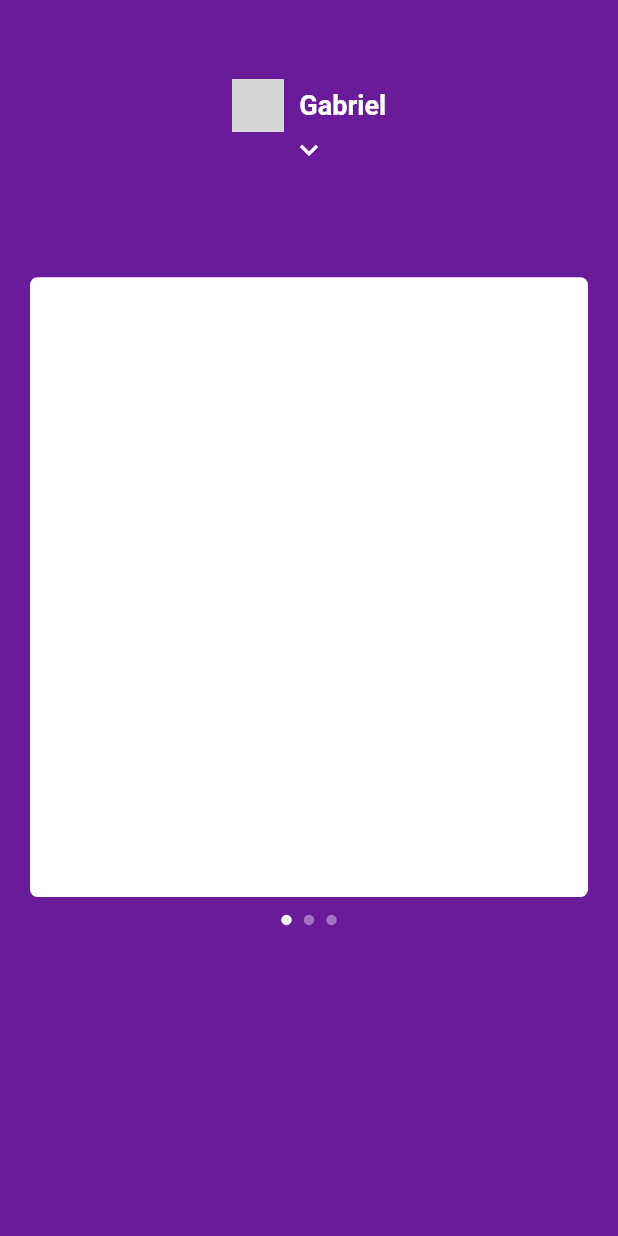
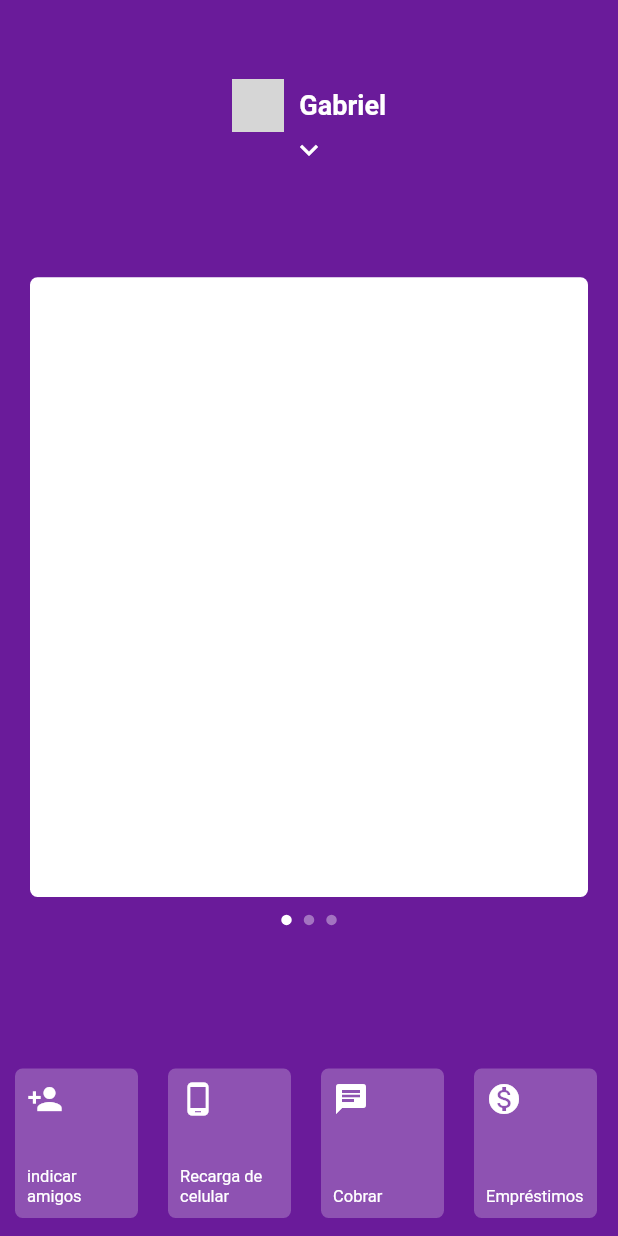
Before and after one commit to GabrielSSAlmeida/nubank_home_clone, a Flutter app: the screen it shows after launch, on a phone screen of 412 x 824 dp. Run offline on Flutter 3.47's test engine with Material 2 defaults, Android fonts, the light colour scheme and no system bars; network calls fail; grey boxes are pictures that could not be loaded.

Commit message:
Aula4 - Funcionando

```diff
--- a/lib/pages/home/home_page.dart
+++ b/lib/pages/home/home_page.dart
@@ -1,4 +1,5 @@
 import 'package:flutter/material.dart';
+import 'package:nubank_home/pages/home/widgets/item_menu_bottom.dart';
 import 'package:nubank_home/pages/home/widgets/menu_app.dart';
 import 'package:nubank_home/pages/home/widgets/my_app_bar.dart';
 import 'package:nubank_home/pages/home/widgets/my_dots_app.dart';
@@ -116,7 +117,64 @@ class _HomePageState extends State<HomePage> {
             showMenu: _showMenu,
             top: _screenHeigth * 0.74,
             currentIndex: _currentIndex,
-          )
+          ),
+          AnimatedPositioned(
+            duration: const Duration(milliseconds: 200),
+            //Agora nn ocupa a parte dos botoes de navegação
+            bottom: !_showMenu ? 0 + MediaQuery.of(context).padding.bottom : 0,
+            left: 0,
+            right: 0,
+            height: _screenHeigth * 0.15,
+            child: AnimatedOpacity(
+              duration: const Duration(milliseconds: 200),
+              opacity: !_showMenu ? 1 : 0,
+              child: Container(
+                child: ListView(
+                  physics: const BouncingScrollPhysics(),
+                  scrollDirection: Axis.horizontal,
+                  // ignore: prefer_const_literals_to_create_immutables
+                  children: [
+                    const ItemMenuBottom(
+                      icon: Icons.person_add,
+                      text: 'indicar amigos',
+                    ),
+                    const ItemMenuBottom(
+                      icon: Icons.phone_android,
+                      text: 'Recarga de celular',
+                    ),
+                    const ItemMenuBottom(
+                      icon: Icons.chat,
+                      text: 'Cobrar',
+                    ),
+                    const ItemMenuBottom(
+                      icon: Icons.monetization_on,
+                      text: 'Empréstimos',
+                    ),
+                    const ItemMenuBottom(
+                      icon: Icons.move_to_inbox,
+                      text: 'Depositar',
+                    ),
+                    const ItemMenuBottom(
+                      icon: Icons.mobile_screen_share,
+                      text: 'Transferir',
+                    ),
+                    const ItemMenuBottom(
+                      icon: Icons.format_align_center,
+                      text: 'Ajustar limite',
+                    ),
+                    const ItemMenuBottom(
+                      icon: Icons.chrome_reader_mode,
+                      text: 'Pagar',
+                    ),
+                    const ItemMenuBottom(
+                      icon: Icons.lock_open,
+                      text: 'Bloquar cartão',
+                    ),
+                  ],
+                ),
+              ),
+            ),
+          ),
         ],
       ), //Pilha - pega uma lista de widgets e os renderiza um em cima do outro
     );
--- /dev/null
+++ b/lib/pages/home/widgets/item_menu_bottom.dart
@@ -0,0 +1,41 @@
+import 'package:flutter/material.dart';
+import 'package:flutter/src/widgets/container.dart';
+import 'package:flutter/src/widgets/framework.dart';
+
+class ItemMenuBottom extends StatelessWidget {
+  final IconData icon;
+  final String text;
+
+  const ItemMenuBottom({super.key, required this.icon, required this.text});
+
+  @override
+  Widget build(BuildContext context) {
+    return Padding(
+      padding: const EdgeInsets.symmetric(
+        horizontal: 10,
+        vertical: 12,
+      ),
+      child: Container(
+        width: 82,
+        decoration: BoxDecoration(
+          borderRadius: BorderRadius.circular(5),
+          color: Colors.white24,
+        ),
+        child: Padding(
+          padding: const EdgeInsets.all(8.0),
+          child: Column(
+            mainAxisAlignment: MainAxisAlignment.spaceBetween,
+            crossAxisAlignment: CrossAxisAlignment.start,
+            children: [
+              Icon(icon),
+              Text(
+                text,
+                style: const TextStyle(fontSize: 11),
+              ),
+            ],
+          ),
+        ),
+      ),
+    );
+  }
+}
--- a/lib/pages/home/widgets/menu_app.dart
+++ b/lib/pages/home/widgets/menu_app.dart
@@ -18,7 +18,7 @@ class MenuApp extends StatelessWidget {
       left: 0,
       right: 0,
       child: AnimatedOpacity(
-        duration: const Duration(milliseconds: 200),
+        duration: const Duration(milliseconds: 100),
         opacity: showMenu ? 1 : 0,
         child: Container(
           height: MediaQuery.of(context).size.height * 0.65,
--- a/lib/pages/home/widgets/page_view_app.dart
+++ b/lib/pages/home/widgets/page_view_app.dart
@@ -20,7 +20,7 @@ class PageViewApp extends StatelessWidget {
   @override
   Widget build(BuildContext context) {
     return AnimatedPositioned(
-      duration: const Duration(milliseconds: 300),
+      duration: const Duration(milliseconds: 150),
       curve: Curves.easeOut,
       top: top,
       height: MediaQuery.of(context).size.height * 0.55,
```
